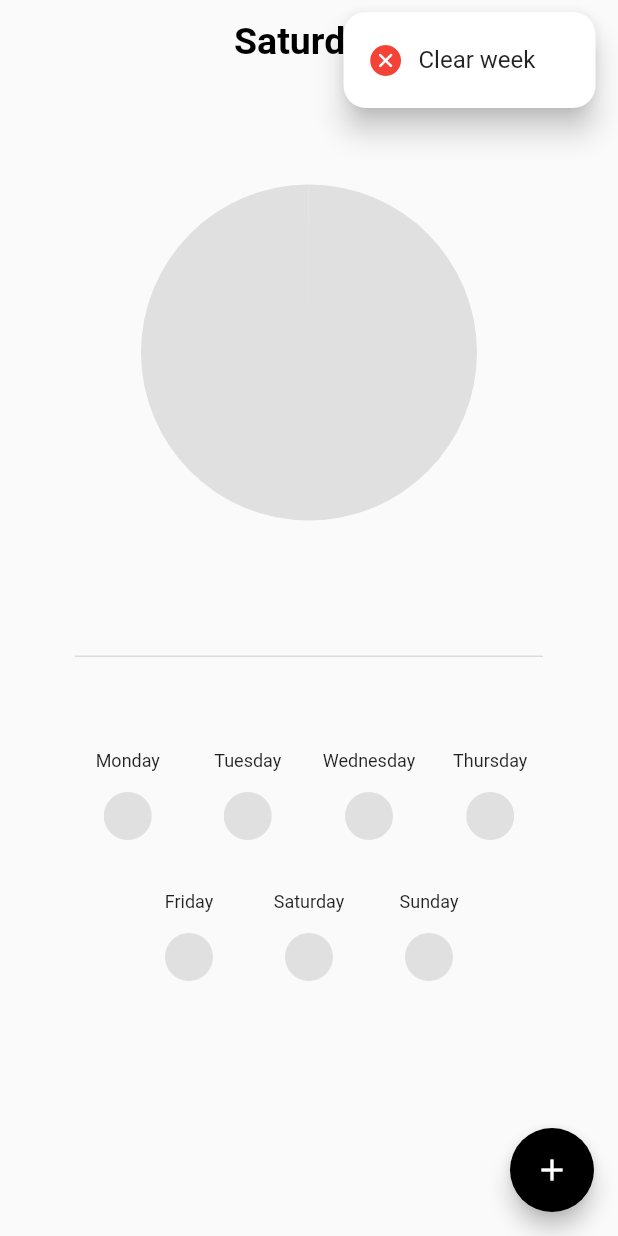
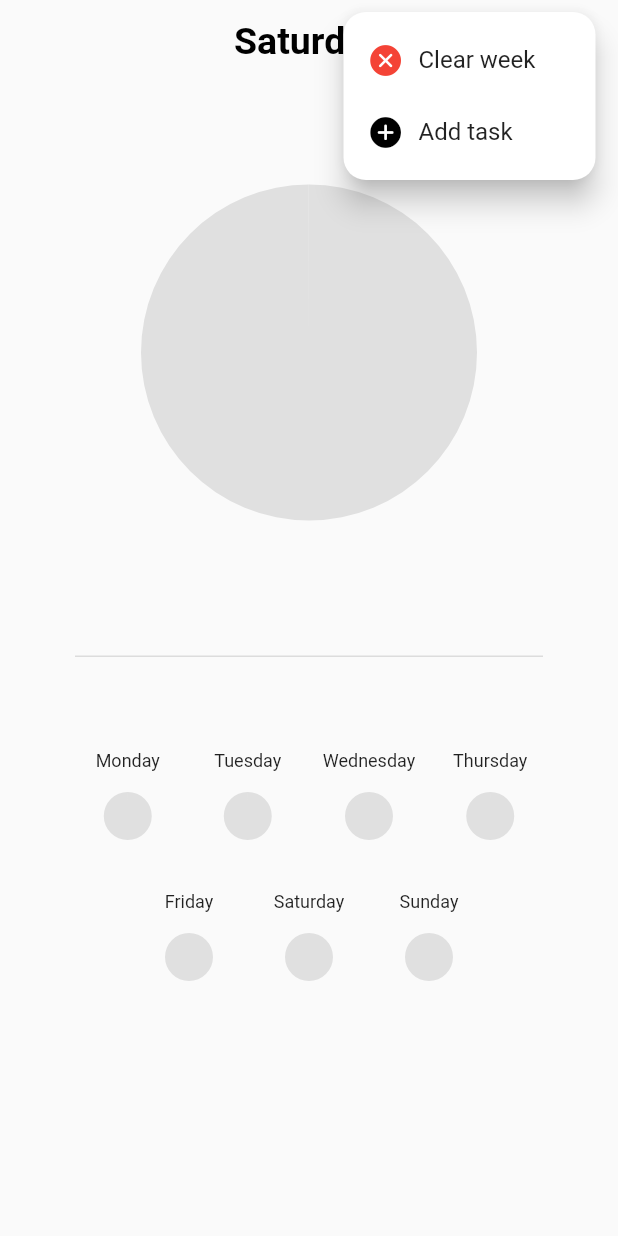
Before and after one commit to theiskaa/Visual-Time, a Flutter app: the screen it shows after launch, after a tap on the "keyboard control" icon, on a phone screen of 412 x 824 dp. Run offline on Flutter 3.47's test engine with Material 2 defaults, Android fonts, the phone set to English and light mode, and no system bars; our stand-ins replace hive, hive_flutter, logger, syncfusion_flutter_charts; accounts and stored records are empty.

Commit message:
Move create button to appbar's popUpMenu

```diff
--- a/lib/view/create.dart
+++ b/lib/view/create.dart
@@ -20,6 +20,7 @@ class CreateTaskPage extends StatefulWidget {
 
 class CreateTaskPageState extends State<CreateTaskPage> {
   final localDbService = LocalDBService();
+  final viewUtils = ViewUtils();
 
   final formKey = GlobalKey<FormState>();
   final titleTextController = TextEditingController();
@@ -53,7 +54,7 @@ class CreateTaskPageState extends State<CreateTaskPage> {
               Wrap(children: [for (var i = 0; i < 4; i++) dayChecker(i)]),
               Wrap(children: [for (var i = 4; i < 7; i++) dayChecker(i)]),
               const SizedBox(height: 50),
-              divider,
+              ViewUtils.divider,
               const SizedBox(height: 50),
               TextFormField(
                 controller: titleTextController,
@@ -240,7 +241,8 @@ class CreateTaskPageState extends State<CreateTaskPage> {
     for (var i in managableDaysIndexes!) {
       List<Task> tasksList =
           localDbService.rightBoxByCheckBoxId(i).values.toList();
-      Duration remainingTime = fullDay - calculateTotalDuration(tasksList);
+      Duration remainingTime =
+          ViewUtils.fullDay - viewUtils.calculateTotalDuration(tasksList);
 
       if (task.duration > remainingTime) {
         ScaffoldMessenger.of(context).showSnackBar(
--- a/lib/view/home.dart
+++ b/lib/view/home.dart
@@ -106,19 +106,10 @@ class _HomeState extends State<Home> {
               },
             ),
             const SizedBox(height: 50),
-            divider,
+            ViewUtils.divider,
             const SizedBox(height: 50),
             const WeekView(weeks: weekDays),
           ],
-        ),
-      ),
-      floatingActionButton: FloatingActionButton(
-        child: const Icon(Icons.add),
-        onPressed: () => Navigator.push(
-          context,
-          MaterialPageRoute(
-            builder: (context) => CreateTaskPage(todaysBox: todaysBox),
-          ),
         ),
       ),
     );
@@ -128,10 +119,21 @@ class _HomeState extends State<Home> {
     return PopupMenuButton(
       shape: RoundedRectangleBorder(borderRadius: BorderRadius.circular(15)),
       child: const Icon(Icons.more_horiz, color: Colors.black),
-      onSelected: (_) => showDialog(
-        context: context,
-        builder: (context) => clearWeekDialog(),
-      ),
+      onSelected: (seleted) {
+        if (seleted == 0) {
+          showDialog(
+            context: context,
+            builder: (context) => clearWeekDialog(),
+          );
+          return;
+        }
+        Navigator.push(
+          context,
+          MaterialPageRoute(
+            builder: (context) => CreateTaskPage(todaysBox: todaysBox),
+          ),
+        );
+      },
       itemBuilder: (index) => [
         PopupMenuItem(
           value: 0,
@@ -140,6 +142,16 @@ class _HomeState extends State<Home> {
               Icon(CupertinoIcons.clear_circled_solid, color: Colors.red),
               SizedBox(width: 10),
               Text('Clear week'),
+            ],
+          ),
+        ),
+        PopupMenuItem(
+          value: 1,
+          child: Row(
+            children: const [
+              Icon(CupertinoIcons.add_circled_solid, color: Colors.black),
+              SizedBox(width: 10),
+              Text('Add task'),
             ],
           ),
         )
--- a/lib/view/widgets/day_chart.dart
+++ b/lib/view/widgets/day_chart.dart
@@ -19,6 +19,8 @@ class DayChart extends StatefulWidget {
 }
 
 class _DayChartState extends State<DayChart> {
+  final viewUtils = ViewUtils();
+
   List<Color> colorPalette = <Color>[
     Colors.grey.shade300,
     const Color.fromRGBO(192, 108, 132, 1),
@@ -34,7 +36,8 @@ class _DayChartState extends State<DayChart> {
 
   @override
   Widget build(BuildContext context) {
-    var total = (fullDay - calculateTotalDuration(widget.tasks));
+    var total =
+        (ViewUtils.fullDay - viewUtils.calculateTotalDuration(widget.tasks));
 
     widget.tasks.add(Task().remainingTimeFiller(total));
 
--- a/lib/view/widgets/utils.dart
+++ b/lib/view/widgets/utils.dart
@@ -29,6 +29,27 @@ class ViewUtils {
       focusedErrorBorder: InputBorder.none,
     );
   }
+
+
+static const Duration fullDay = Duration(hours: 24);
+
+Duration calculateTotalDuration(List<Task>? tasks) {
+  Duration filledAmount = Duration.zero;
+
+  for (var i = 0; i < tasks!.length; i++) {
+    filledAmount = filledAmount +
+        Duration(hours: tasks[i].hours!, minutes: tasks[i].minutes!);
+  }
+
+  return filledAmount;
+}
+
+static const  divider = Divider(
+    height: 5,
+    thickness: 1,
+    indent: 50,
+    endIndent: 50,
+  );
 }
 
 extension DurationToHumanLangEXT on Duration {
@@ -57,25 +78,3 @@ extension DurationToHumanLangEXT on Duration {
 
   int get minute => inMinutes.remainder(60);
 }
-
-const Duration fullDay = Duration(hours: 24);
-
-Duration calculateTotalDuration(List<Task>? tasks) {
-  Duration filledAmount = Duration.zero;
-
-  for (var i = 0; i < tasks!.length; i++) {
-    filledAmount = filledAmount +
-        Duration(hours: tasks[i].hours!, minutes: tasks[i].minutes!);
-  }
-
-  return filledAmount;
-}
-
-Widget get divider {
-  return const Divider(
-    height: 5,
-    thickness: 1,
-    indent: 50,
-    endIndent: 50,
-  );
-}
```
Also changed, not shown: 4 other files.
